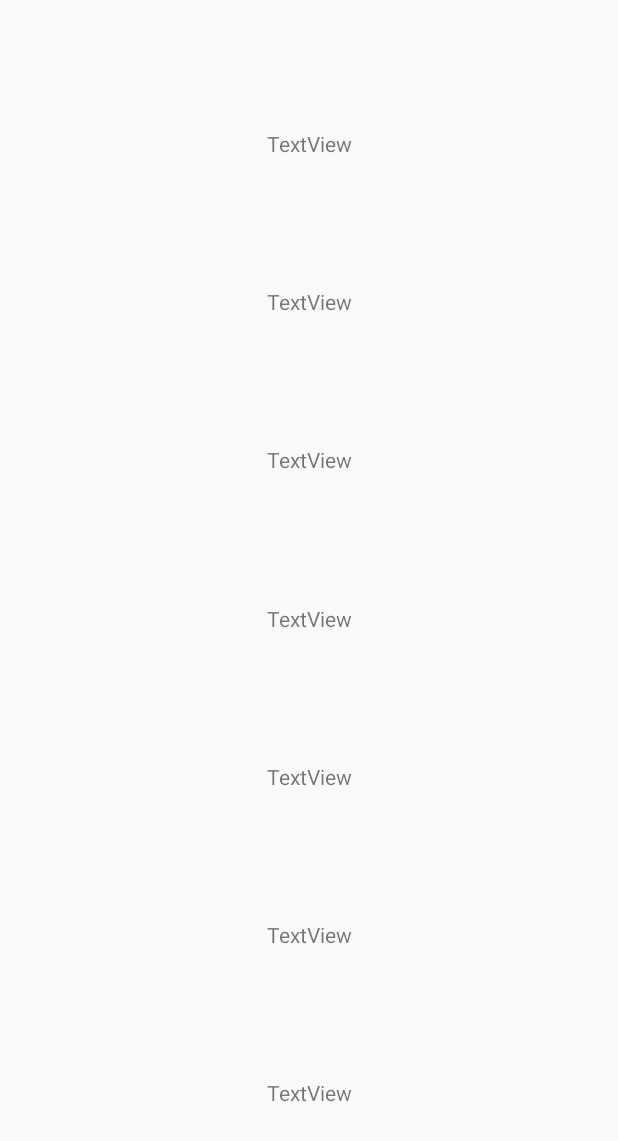
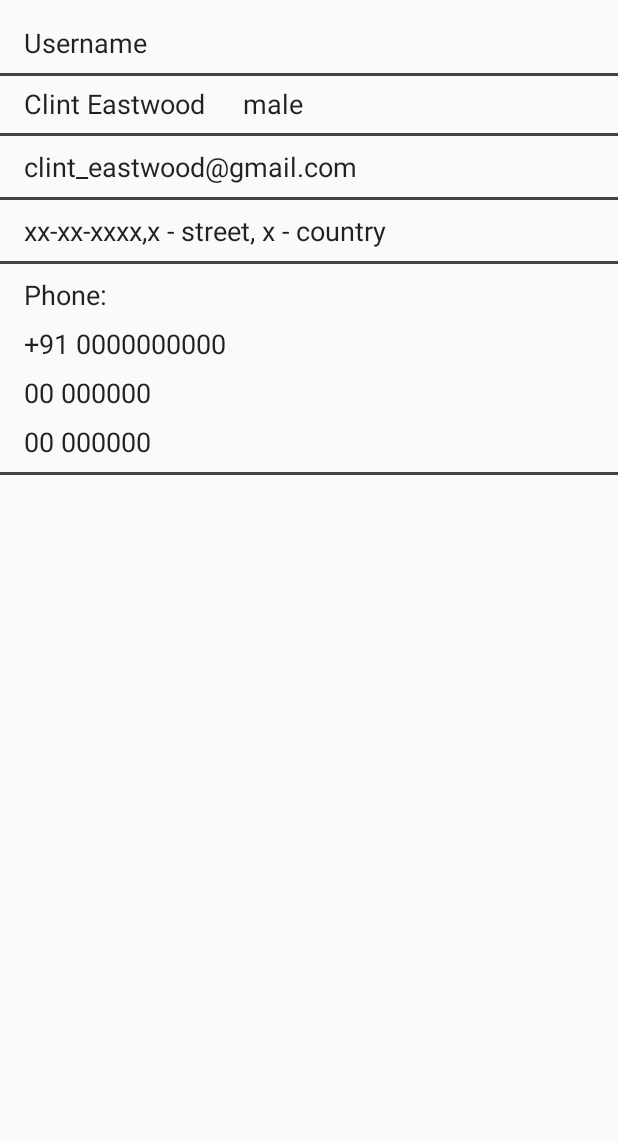
Before and after one commit to aditya1001/JsonParsing, an Android app: the layout activity_main2.xml on its own in the app's theme, with its tools: preview values and no code run, on a phone screen of 412 x 824 dp. Shown: the top 1141 px of the screen. Run offline under Robolectric (Android 15) with nearby library versions, the phone set to English and light mode, and no system bars.

Commit message:
login branch

```diff
--- a/app/src/main/AndroidManifest.xml
+++ b/app/src/main/AndroidManifest.xml
@@ -25,6 +25,9 @@
                 <category android:name="android.intent.category.LAUNCHER" />
             </intent-filter>
         </activity>
+        <activity android:name=".RegisterActivity">
+
+        </activity>
     </application>
 
 </manifest>
--- a/app/src/main/java/info/androidhive/jsonparsing/LoginActivity.java
+++ b/app/src/main/java/info/androidhive/jsonparsing/LoginActivity.java
@@ -1,6 +1,9 @@
 package info.androidhive.jsonparsing;
 
+import android.content.Context;
 import android.content.Intent;
+import android.content.SharedPreferences;
+import android.preference.PreferenceManager;
 import android.support.design.widget.Snackbar;
 import android.support.design.widget.TextInputEditText;
 import android.support.design.widget.TextInputLayout;
@@ -9,6 +12,7 @@ import android.support.v7.app.AppCompatActivity;
 import android.os.Bundle;
 import android.support.v7.widget.AppCompatButton;
 import android.support.v7.widget.AppCompatTextView;
+import android.util.Log;
 import android.view.View;
 
 public class LoginActivity extends AppCompatActivity implements View.OnClickListener {
@@ -89,7 +93,7 @@ public class LoginActivity extends AppCompatActivity implements View.OnClickList
                 break;
             case R.id.textViewLinkRegister:
                 // Navigate to RegisterActivity
-                Intent intentRegister = new Intent(getApplicationContext(), RegisterActivity.class);
+                Intent intentRegister = new Intent(this, RegisterActivity.class);
                 startActivity(intentRegister);
                 break;
         }
@@ -115,9 +119,15 @@ public class LoginActivity extends AppCompatActivity implements View.OnClickList
 
             Intent accountsIntent = new Intent(activity, MainActivity.class);
             accountsIntent.putExtra("EMAIL", textInputEditTextEmail.getText().toString().trim());
+
+            startActivity(accountsIntent);
+            SharedPreferences preferences = getSharedPreferences("myperf", Context.MODE_WORLD_WRITEABLE);
+            SharedPreferences.Editor editor = preferences.edit();
+
+            Log.d("Put: ", "Putting .."+textInputEditTextEmail.getText().toString());
+            editor.putString("User",textInputEditTextEmail.getText().toString().trim());
+            editor.apply();
             emptyInputEditText();
-            startActivity(accountsIntent);
-
 
         } else {
             // Snack Bar to show success message that record is wrong
--- a/app/src/main/java/info/androidhive/jsonparsing/Main2Activity.java
+++ b/app/src/main/java/info/androidhive/jsonparsing/Main2Activity.java
@@ -1,6 +1,9 @@
 package info.androidhive.jsonparsing;
 
+import android.content.Context;
 import android.content.Intent;
+import android.content.SharedPreferences;
+import android.preference.PreferenceManager;
 import android.support.v7.app.AppCompatActivity;
 import android.os.Bundle;
 import android.widget.TextView;
@@ -13,6 +16,8 @@ public class Main2Activity extends AppCompatActivity {
         super.onCreate(savedInstanceState);
 
         setContentView(R.layout.activity_main2);
+        SharedPreferences prefs = this.getSharedPreferences(
+                "myperf", Context.MODE_PRIVATE);
 
         String name = getIntent().getStringExtra("name");
         String iid = getIntent().getStringExtra("id");
@@ -24,22 +29,34 @@ public class Main2Activity extends AppCompatActivity {
         String office = getIntent().getStringExtra("office");
 
         TextView textElement = (TextView) findViewById(R.id.name);
-        textElement.setText(name);
+        textElement.setText("Name: "+name);
         TextView textElement1 = (TextView) findViewById(R.id.email);
-        textElement1.setText(email);
+        textElement1.setText("E-mail: "+email);
         TextView textElement2 = (TextView) findViewById(R.id.address);
-        textElement2.setText(address);
+        textElement2.setText("Address: "+address);
         TextView textElement3 = (TextView) findViewById(R.id.gender);
-        textElement3.setText(gender);
+        textElement3.setText("Gender: "+gender);
         TextView textElement4 = (TextView) findViewById(R.id.mobile);
-        textElement4.setText(mobile);
+        textElement4.setText("Mobile: "+mobile);
         TextView textElement5 = (TextView) findViewById(R.id.home);
-        textElement5.setText(home);
+        textElement5.setText("Home: "+home);
         TextView textElement6 = (TextView) findViewById(R.id.office);
-        textElement6.setText(office);
+        textElement6.setText("Office: "+office);
 //        TextView textElement7 = (TextView) findViewById(R.id.name);
 //        textElement7.setText(name);
-
+        String namee;
+        String nameee;
+//        SharedPreferences preferences = getSharedPreferences("myperf", Context.MODE_WORLD_WRITEABLE);
+//        String restoredText = prefs.getString("text", null);
+//        if (restoredText != null) {
+//            namee = prefs.getString("myperf", "No name defined");
+//            TextView textElement7 = (TextView) findViewById(R.id.textView2);
+//            textElement7.setText("Username: "+namee);
+//        }
+        SharedPreferences sharedPreferences = getSharedPreferences("myperf", 0);
+         nameee = sharedPreferences.getString("User", "Not found!");
+        TextView textElement7 = (TextView) findViewById(R.id.textView2);
+        textElement7.setText("Username: "+nameee);
 
 
 
--- /dev/null
+++ b/app/src/main/java/info/androidhive/jsonparsing/SessionManager.java
@@ -0,0 +1,45 @@
+package info.androidhive.jsonparsing;
+
+/**
+ * Created by Aditya on 13/03/2018.
+ */
+
+import java.util.HashMap;
+
+import android.content.Context;
+import android.content.Intent;
+import android.content.SharedPreferences;
+import android.content.SharedPreferences.Editor;
+
+public class SessionManager {
+    // Shared Preferences
+    SharedPreferences pref;
+
+    // Editor for Shared preferences
+    Editor editor;
+
+    // Context
+    Context _context;
+
+    // Shared pref mode
+    int PRIVATE_MODE = 0;
+
+    // Sharedpref file name
+    private static final String PREF_NAME = "Androidshared";
+
+    // All Shared Preferences Keys
+    private static final String IS_LOGIN = "IsLoggedIn";
+
+    // User name (make variable public to access from outside)
+    public static final String KEY_NAME = "name";
+
+    // Email address (make variable public to access from outside)
+    public static final String KEY_EMAIL = "email";
+
+    // Constructor
+    public SessionManager(Context context) {
+        this._context = context;
+        pref = _context.getSharedPreferences(PREF_NAME, PRIVATE_MODE);
+        editor = pref.edit();
+    }
+}
--- a/app/src/main/res/layout/activity_login.xml
+++ b/app/src/main/res/layout/activity_login.xml
@@ -34,8 +34,7 @@
                 android:layout_height="wrap_content"
                 android:hint="@string/hint_email"
                 android:inputType="text"
-                android:maxLines="1"
-                android:textColor="@android:color/white" />
+                android:maxLines="1" />
         </android.support.design.widget.TextInputLayout>
 
         <android.support.design.widget.TextInputLayout
@@ -50,8 +49,7 @@
                 android:layout_height="wrap_content"
                 android:hint="@string/hint_password"
                 android:inputType="textPassword"
-                android:maxLines="1"
-                android:textColor="@android:color/white" />
+                android:maxLines="1"/>
         </android.support.design.widget.TextInputLayout>
 
         <android.support.v7.widget.AppCompatButton
--- a/app/src/main/res/layout/activity_main2.xml
+++ b/app/src/main/res/layout/activity_main2.xml
@@ -4,82 +4,190 @@
     xmlns:tools="http://schemas.android.com/tools"
     android:layout_width="match_parent"
     android:layout_height="match_parent"
+
     tools:context="info.androidhive.jsonparsing.Main2Activity">
 
-    <TextView
-        android:id="@+id/name"
-        android:layout_width="wrap_content"
+    <LinearLayout
+        android:id="@+id/linearLayout2"
+        android:layout_width="match_parent"
         android:layout_height="wrap_content"
-        android:text="TextView"
-        app:layout_constraintBottom_toTopOf="@+id/email"
+        android:layout_marginStart="16dp"
+        android:layout_marginTop="16dp"
+        android:orientation="horizontal"
+        app:layout_constraintStart_toStartOf="parent"
+        app:layout_constraintTop_toBottomOf="@+id/textView2"
+        android:layout_marginLeft="16dp">
+
+        <TextView
+            android:id="@+id/name"
+            android:layout_width="wrap_content"
+            android:layout_height="wrap_content"
+
+            android:text="Clint Eastwood"
+            android:textAppearance="@style/TextAppearance.AppCompat"
+            android:textSize="18sp" />
+
+        <TextView
+            android:id="@+id/gender"
+            android:layout_width="wrap_content"
+            android:layout_height="wrap_content"
+
+            android:layout_marginLeft="25dp"
+            android:text="male"
+            android:textAppearance="@style/TextAppearance.AppCompat"
+            android:textSize="18sp" />
+    </LinearLayout>
+
+
+    <View
+        android:id="@+id/view"
+        android:layout_width="fill_parent"
+        android:layout_height="2dp"
+        android:layout_marginTop="7dp"
+        android:background="@color/cardview_dark_background"
         app:layout_constraintEnd_toEndOf="parent"
-        app:layout_constraintHorizontal_bias="0.5"
         app:layout_constraintStart_toStartOf="parent"
-        app:layout_constraintTop_toTopOf="parent" />
+        app:layout_constraintTop_toBottomOf="@+id/linearLayout2" />
 
     <TextView
         android:id="@+id/email"
         android:layout_width="wrap_content"
         android:layout_height="wrap_content"
-        android:text="TextView"
-        app:layout_constraintBottom_toTopOf="@+id/mobile"
-        app:layout_constraintEnd_toEndOf="parent"
-        app:layout_constraintHorizontal_bias="0.5"
+        android:layout_marginStart="16dp"
+        android:layout_marginTop="8dp"
+        android:text="clint_eastwood@gmail.com"
+        android:textAppearance="@style/TextAppearance.AppCompat"
+        android:textSize="18sp"
         app:layout_constraintStart_toStartOf="parent"
-        app:layout_constraintTop_toBottomOf="@+id/name" />
+        app:layout_constraintTop_toBottomOf="@+id/view"
+        android:layout_marginLeft="16dp" />
 
     <TextView
         android:id="@+id/mobile"
         android:layout_width="wrap_content"
         android:layout_height="wrap_content"
-        android:text="TextView"
-        app:layout_constraintBottom_toTopOf="@+id/address"
-        app:layout_constraintEnd_toEndOf="parent"
-        app:layout_constraintHorizontal_bias="0.5"
+        android:layout_marginStart="16dp"
+        android:layout_marginTop="8dp"
+        android:text="+91 0000000000"
+        android:textAppearance="@style/TextAppearance.AppCompat"
+        android:textSize="18sp"
         app:layout_constraintStart_toStartOf="parent"
-        app:layout_constraintTop_toBottomOf="@+id/email" />
+        app:layout_constraintTop_toBottomOf="@+id/textView"
+        android:layout_marginLeft="16dp" />
+
 
     <TextView
         android:id="@+id/address"
         android:layout_width="wrap_content"
         android:layout_height="wrap_content"
-        android:text="TextView"
-        app:layout_constraintBottom_toTopOf="@+id/gender"
+        android:layout_marginStart="16dp"
+        android:layout_marginTop="8dp"
+        android:text="xx-xx-xxxx,x - street, x - country"
+        android:textAppearance="@style/TextAppearance.AppCompat"
+        android:textSize="18sp"
+        app:layout_constraintStart_toStartOf="parent"
+        app:layout_constraintTop_toBottomOf="@+id/view2"
+        android:layout_marginLeft="16dp" />
+
+    <View
+        android:id="@+id/view2"
+        android:layout_width="fill_parent"
+        android:layout_height="2dp"
+        android:layout_marginTop="8dp"
+        android:background="@color/cardview_dark_background"
         app:layout_constraintEnd_toEndOf="parent"
-        app:layout_constraintHorizontal_bias="0.5"
         app:layout_constraintStart_toStartOf="parent"
-        app:layout_constraintTop_toBottomOf="@+id/mobile" />
+        app:layout_constraintTop_toBottomOf="@+id/email" />
 
-    <TextView
-        android:id="@+id/gender"
-        android:layout_width="wrap_content"
-        android:layout_height="wrap_content"
-        android:text="TextView"
-        app:layout_constraintBottom_toTopOf="@+id/home"
+    <View
+        android:id="@+id/view3"
+        android:layout_width="fill_parent"
+        android:layout_height="2dp"
+        android:layout_marginTop="8dp"
+        android:background="@color/cardview_dark_background"
         app:layout_constraintEnd_toEndOf="parent"
-        app:layout_constraintHorizontal_bias="0.5"
         app:layout_constraintStart_toStartOf="parent"
         app:layout_constraintTop_toBottomOf="@+id/address" />
 
+
+
+
+
+        <TextView
+            android:id="@+id/home"
+            android:layout_width="wrap_content"
+            android:layout_height="wrap_content"
+            android:layout_marginStart="16dp"
+            android:layout_marginTop="8dp"
+            android:text="00 000000"
+            android:textAppearance="@style/TextAppearance.AppCompat"
+            android:textSize="18sp"
+            app:layout_constraintStart_toStartOf="parent"
+            app:layout_constraintTop_toBottomOf="@+id/mobile"
+            android:layout_marginLeft="16dp" />
+
+        <TextView
+            android:id="@+id/office"
+            android:layout_width="wrap_content"
+            android:layout_height="wrap_content"
+            android:layout_marginStart="16dp"
+            android:layout_marginTop="8dp"
+            android:text="00 000000"
+            android:textAppearance="@style/TextAppearance.AppCompat"
+            android:textSize="18sp"
+            app:layout_constraintStart_toStartOf="parent"
+            app:layout_constraintTop_toBottomOf="@+id/home"
+            android:layout_marginLeft="16dp" />
+
+    <View
+        android:layout_width="fill_parent"
+        android:layout_height="2dp"
+        android:layout_marginTop="8dp"
+        android:background="@color/cardview_dark_background"
+        app:layout_constraintEnd_toEndOf="parent"
+        app:layout_constraintStart_toStartOf="parent"
+        app:layout_constraintTop_toBottomOf="@+id/office" />
+
+
     <TextView
-        android:id="@+id/home"
+        android:id="@+id/textView"
         android:layout_width="wrap_content"
         android:layout_height="wrap_content"
-        android:text="TextView"
-        app:layout_constraintBottom_toTopOf="@+id/office"
-        app:layout_constraintEnd_toEndOf="parent"
-        app:layout_constraintHorizontal_bias="0.5"
+        android:layout_marginStart="16dp"
+        android:layout_marginTop="8dp"
+        android:text="Phone:"
+        android:textAppearance="@style/TextAppearance.AppCompat"
+        android:textSize="18sp"
         app:layout_constraintStart_toStartOf="parent"
-        app:layout_constraintTop_toBottomOf="@+id/gender" />
+        app:layout_constraintTop_toBottomOf="@+id/view3"
+        android:layout_marginLeft="16dp" />
 
     <TextView
-        android:id="@+id/office"
+        android:id="@+id/textView2"
         android:layout_width="wrap_content"
         android:layout_height="wrap_content"
-        android:text="TextView"
-        app:layout_constraintBottom_toBottomOf="parent"
+        android:layout_marginBottom="8dp"
+        android:layout_marginStart="16dp"
+        android:layout_marginTop="16dp"
+        android:fontFamily="sans-serif"
+        android:text="Username"
+        android:textAppearance="@style/TextAppearance.AppCompat"
+        android:textSize="18sp"
+        app:layout_constraintBottom_toTopOf="@+id/name"
+        app:layout_constraintStart_toStartOf="parent"
+        app:layout_constraintTop_toTopOf="parent"
+        app:layout_constraintVertical_bias="0.0"
+        android:layout_marginLeft="16dp"
+        tools:ignore="NotSibling" />
+
+    <View
+        android:layout_width="fill_parent"
+        android:layout_height="2dp"
+        android:layout_marginTop="8dp"
+        android:background="@color/cardview_dark_background"
         app:layout_constraintEnd_toEndOf="parent"
-        app:layout_constraintHorizontal_bias="0.5"
         app:layout_constraintStart_toStartOf="parent"
-        app:layout_constraintTop_toBottomOf="@+id/home" />
+        app:layout_constraintTop_toBottomOf="@+id/textView2" />
+
+
 </android.support.constraint.ConstraintLayout>
--- a/app/src/main/res/layout/activity_register.xml
+++ b/app/src/main/res/layout/activity_register.xml
@@ -33,8 +33,7 @@
                 android:layout_height="wrap_content"
                 android:hint="@string/hint_name"
                 android:inputType="text"
-                android:maxLines="1"
-                android:textColor="@android:color/white" />
+                android:maxLines="1" />
         </android.support.design.widget.TextInputLayout>
 
         <android.support.design.widget.TextInputLayout
@@ -49,8 +48,7 @@
                 android:layout_height="wrap_content"
                 android:hint="@string/hint_email"
                 android:inputType="text"
-                android:maxLines="1"
-                android:textColor="@android:color/white" />
+                android:maxLines="1" />
         </android.support.design.widget.TextInputLayout>
 
         <android.support.design.widget.TextInputLayout
@@ -65,8 +63,7 @@
                 android:layout_height="wrap_content"
                 android:hint="@string/hint_password"
                 android:inputType="textPassword"
-                android:maxLines="1"
-                android:textColor="@android:color/white" />
+                android:maxLines="1" />
         </android.support.design.widget.TextInputLayout>
 
         <android.support.design.widget.TextInputLayout
@@ -81,8 +78,7 @@
                 android:layout_height="wrap_content"
                 android:hint="@string/hint_confirm_password"
                 android:inputType="textPassword"
-                android:maxLines="1"
-                android:textColor="@android:color/white" />
+                android:maxLines="1" />
         </android.support.design.widget.TextInputLayout>
 
         <android.support.v7.widget.AppCompatButton
--- a/app/src/main/res/values/colors.xml
+++ b/app/src/main/res/values/colors.xml
@@ -3,4 +3,5 @@
     <color name="colorPrimary">#3F51B5</color>
     <color name="colorPrimaryDark">#303F9F</color>
     <color name="colorAccent">#FF4081</color>
+
 </resources>
```
